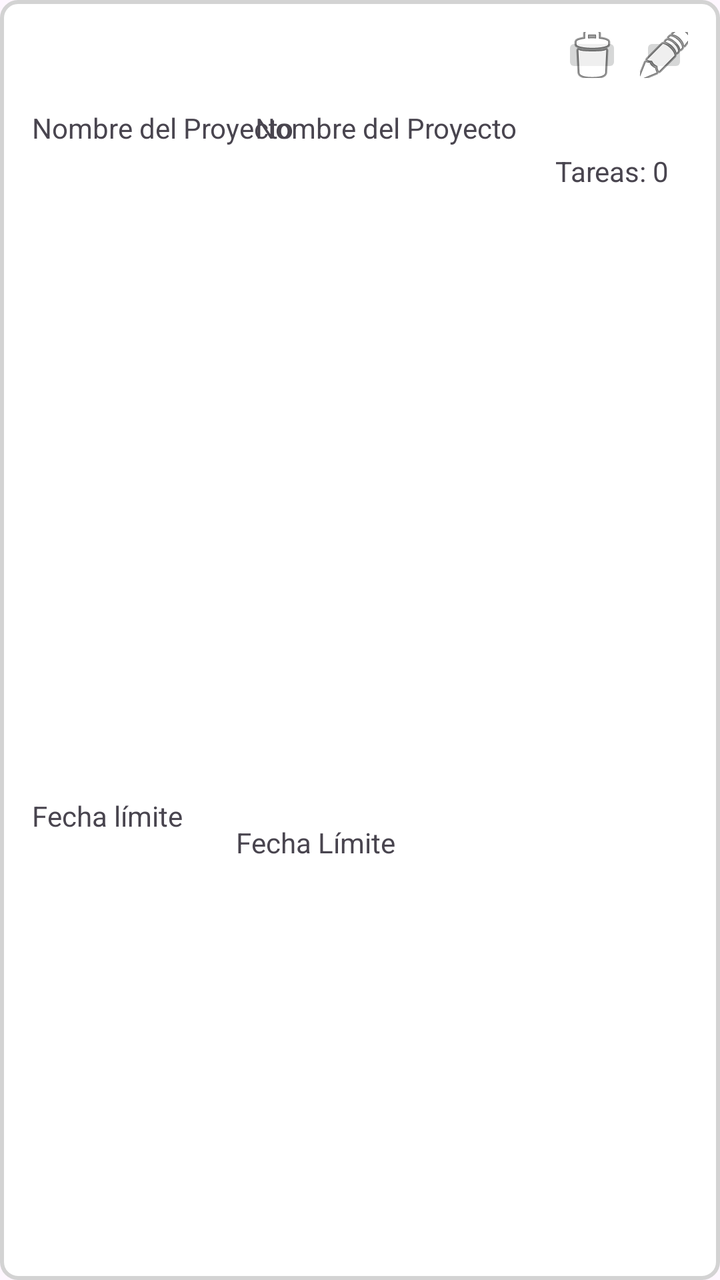
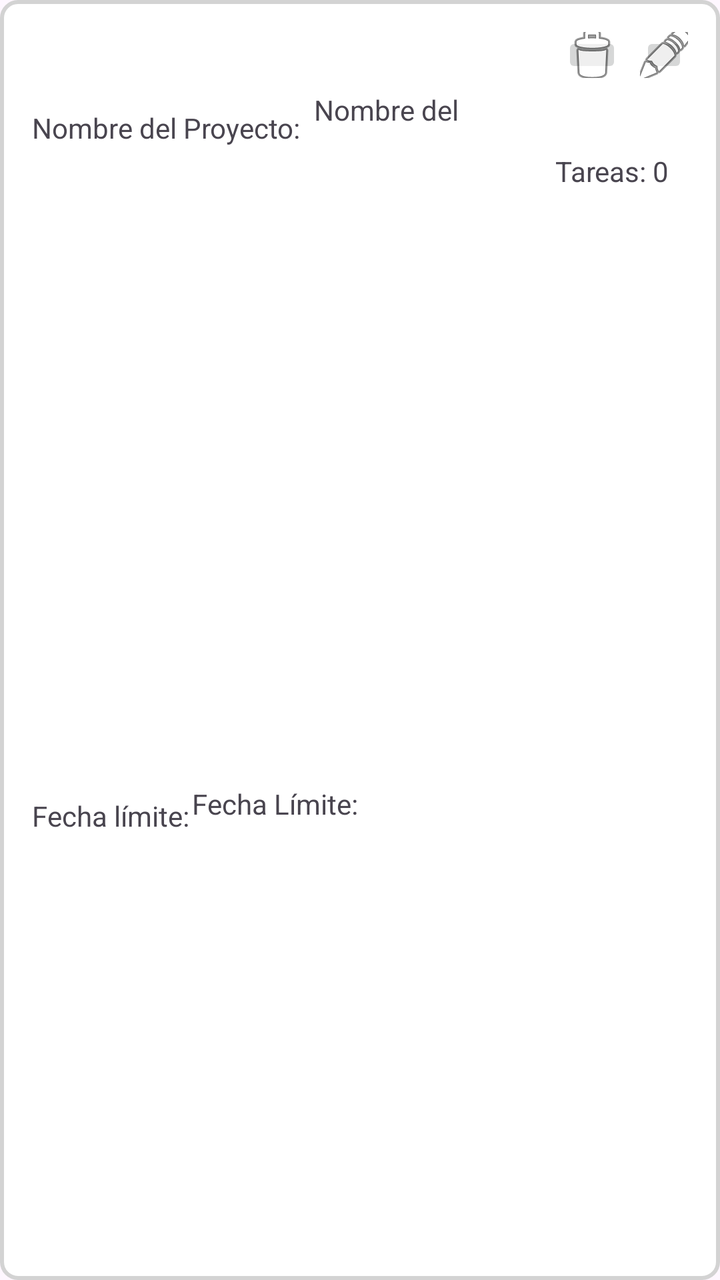

The first picture is an Android layout as it rendered before a commit; the second is the same layout after the commit. The layout source and the unified diff follow.
<!-- AndroidManifest.xml: application theme Theme.IOT -->
<!-- res/layout/item_proyecto.xml -->
<?xml version="1.0" encoding="utf-8"?>
<androidx.constraintlayout.widget.ConstraintLayout xmlns:android="http://schemas.android.com/apk/res/android"
    xmlns:app="http://schemas.android.com/apk/res-auto"
    xmlns:tools="http://schemas.android.com/tools"
    android:id="@+id/linearLayout"
    android:layout_width="match_parent"
    android:layout_height="wrap_content"
    android:background="@drawable/item_border"
    android:clickable="true"
    android:onClick="proyectoDetalle"
    android:orientation="horizontal"
    android:padding="16dp">

    <ImageButton
        android:id="@+id/btn_editar_tarea"
        android:layout_width="24dp"
        android:layout_height="23dp"
        app:layout_constraintBottom_toBottomOf="parent"
        app:layout_constraintEnd_toEndOf="parent"
        app:layout_constraintHorizontal_bias="1.0"
        app:layout_constraintStart_toStartOf="parent"
        app:layout_constraintTop_toTopOf="parent"
        app:layout_constraintVertical_bias="0.0"
        app:srcCompat="@android:drawable/ic_menu_edit" />

    <TextView
        android:id="@+id/tv_nombre"
        android:layout_width="wrap_content"
        android:layout_height="wrap_content"
        android:text="@string/nombre_del_proyecto"
        app:layout_constraintBottom_toBottomOf="parent"
        app:layout_constraintEnd_toEndOf="parent"
        app:layout_constraintHorizontal_bias="0.566"
        app:layout_constraintStart_toStartOf="parent"
        app:layout_constraintTop_toTopOf="parent"
        app:layout_constraintVertical_bias="0.065" />

    <TextView
        android:id="@+id/tv_fecha_limite"
        android:layout_width="wrap_content"
        android:layout_height="wrap_content"
        android:text="@string/fechalimite"
        app:layout_constraintBottom_toBottomOf="parent"
        app:layout_constraintEnd_toEndOf="parent"
        app:layout_constraintHorizontal_bias="0.411"
        app:layout_constraintStart_toStartOf="parent"
        app:layout_constraintTop_toTopOf="parent"
        app:layout_constraintVertical_bias="0.672" />

    <TextView
        android:id="@+id/tv_cantidad_tareas"
        android:layout_width="wrap_content"
        android:layout_height="wrap_content"
        android:layout_marginTop="60dp"
        android:text="@string/tareas_0"
        app:layout_constraintEnd_toEndOf="parent"
        app:layout_constraintHorizontal_bias="0.965"
        app:layout_constraintStart_toStartOf="parent"
        app:layout_constraintTop_toTopOf="parent" />

    <ImageButton
        android:id="@+id/btn_eliminar_tarea"
        android:layout_width="30dp"
        android:layout_height="23dp"
        app:layout_constraintBottom_toBottomOf="parent"
        app:layout_constraintEnd_toEndOf="parent"
        app:layout_constraintHorizontal_bias="0.889"
        app:layout_constraintStart_toStartOf="parent"
        app:layout_constraintTop_toTopOf="parent"
        app:layout_constraintVertical_bias="0.0"
        app:srcCompat="@android:drawable/ic_menu_delete" />

    <TextView
        android:id="@+id/textView"
        android:layout_width="wrap_content"
        android:layout_height="wrap_content"
        android:text="@string/nombre_del_proyecto"
        app:layout_constraintBottom_toBottomOf="parent"
        app:layout_constraintEnd_toEndOf="parent"
        app:layout_constraintHorizontal_bias="0.0"
        app:layout_constraintStart_toStartOf="parent"
        app:layout_constraintTop_toTopOf="parent"
        app:layout_constraintVertical_bias="0.065" />

    <TextView
        android:id="@+id/textView6"
        android:layout_width="108dp"
        android:layout_height="20dp"
        android:text="@string/Fechalímite"
        app:layout_constraintBottom_toBottomOf="parent"
        app:layout_constraintEnd_toEndOf="parent"
        app:layout_constraintHorizontal_bias="0.0"
        app:layout_constraintStart_toStartOf="parent"
        app:layout_constraintTop_toTopOf="parent"
        app:layout_constraintVertical_bias="0.65" />
</androidx.constraintlayout.widget.ConstraintLayout>
<!-- resources referenced by this layout -->
<resources>
  <!-- drawable item_border (drawable) -->
  <?xml version="1.0" encoding="utf-8"?>
  <shape xmlns:android="http://schemas.android.com/apk/res/android">
      
      <solid android:color="#FFFFFF" />
  
      
      <stroke
          android:width="2dp"
          android:color="#D3D3D3"/> 
  
      
      <corners android:radius="8dp"/>
  </shape>
  <string name="fechalimite">Fecha Límite</string>
  <string name="nombre_del_proyecto">Nombre del Proyecto</string>
  <string name="tareas_0">Tareas: 0</string>
  <style name="Theme.IOT" parent="Base.Theme.IOT" />
  <style name="Base.Theme.IOT" parent="Theme.Material3.DayNight.NoActionBar">
          
          
      </style>
</resources>

<!-- the commit's change to res/layout/item_proyecto.xml (unified diff, before → after) -->
@@ -25,15 +25,15 @@
 
     <TextView
         android:id="@+id/tv_nombre"
-        android:layout_width="wrap_content"
-        android:layout_height="wrap_content"
+        android:layout_width="104dp"
+        android:layout_height="20dp"
         android:text="@string/nombre_del_proyecto"
         app:layout_constraintBottom_toBottomOf="parent"
         app:layout_constraintEnd_toEndOf="parent"
-        app:layout_constraintHorizontal_bias="0.566"
+        app:layout_constraintHorizontal_bias="0.629"
         app:layout_constraintStart_toStartOf="parent"
         app:layout_constraintTop_toTopOf="parent"
-        app:layout_constraintVertical_bias="0.065" />
+        app:layout_constraintVertical_bias="0.05" />
 
     <TextView
         android:id="@+id/tv_fecha_limite"
@@ -42,10 +42,10 @@
         android:text="@string/fechalimite"
         app:layout_constraintBottom_toBottomOf="parent"
         app:layout_constraintEnd_toEndOf="parent"
-        app:layout_constraintHorizontal_bias="0.411"
+        app:layout_constraintHorizontal_bias="0.327"
         app:layout_constraintStart_toStartOf="parent"
         app:layout_constraintTop_toTopOf="parent"
-        app:layout_constraintVertical_bias="0.672" />
+        app:layout_constraintVertical_bias="0.639" />
 
     <TextView
         android:id="@+id/tv_cantidad_tareas"
@@ -84,7 +84,7 @@
 
     <TextView
         android:id="@+id/textView6"
-        android:layout_width="108dp"
+        android:layout_width="82dp"
         android:layout_height="20dp"
         android:text="@string/Fechalímite"
         app:layout_constraintBottom_toBottomOf="parent"
<!-- resource entries referenced after the edit -->
@@ -14,8 +14,8 @@
       
       <corners android:radius="8dp"/>
   </shape>
-  <string name="fechalimite">Fecha Límite</string>
-  <string name="nombre_del_proyecto">Nombre del Proyecto</string>
+  <string name="fechalimite">Fecha Límite:</string>
+  <string name="nombre_del_proyecto">Nombre del Proyecto:</string>
   <string name="tareas_0">Tareas: 0</string>
   <style name="Theme.IOT" parent="Base.Theme.IOT" />
   <style name="Base.Theme.IOT" parent="Theme.Material3.DayNight.NoActionBar">
